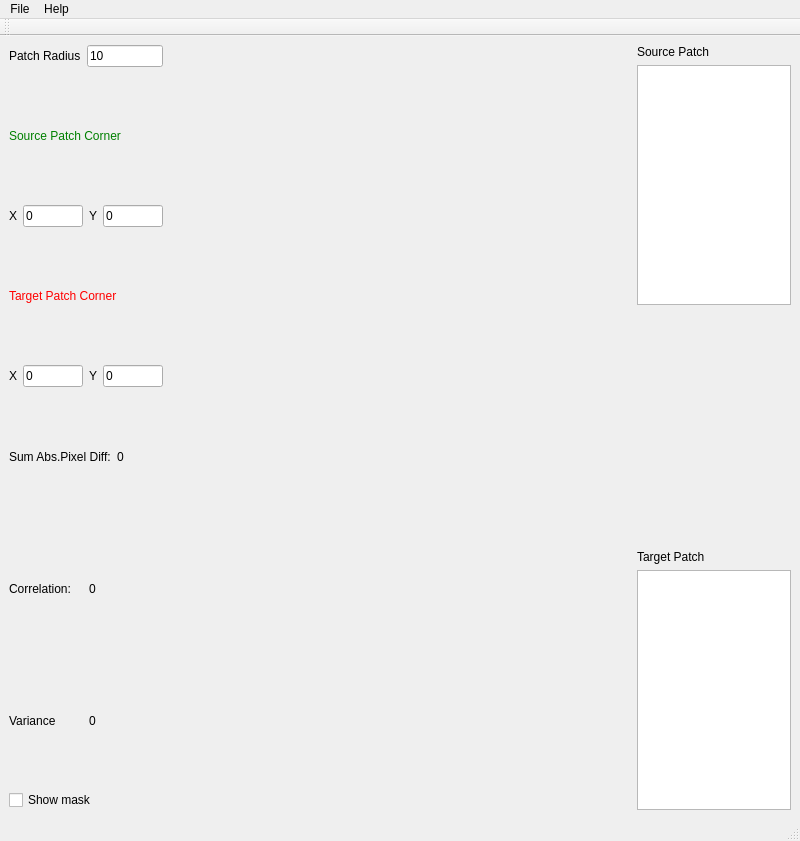
daviddoria/InteractivePatchComparison, file InteractivePatchComparisonWidget.ui: the form before one commit.
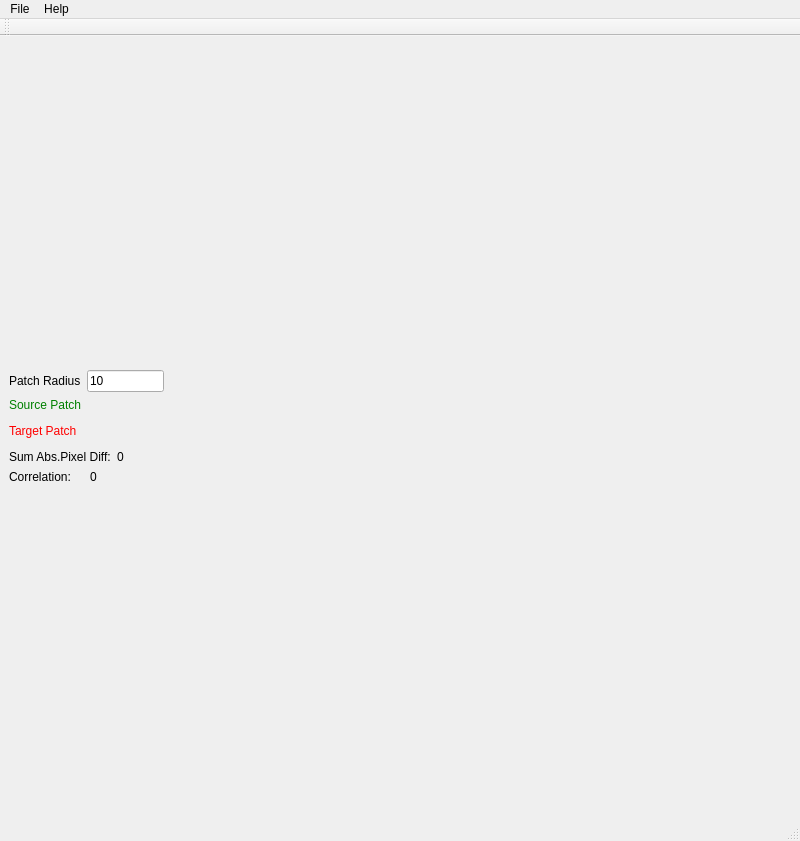
The form after the commit. Custom widgets are drawn as their Qt base class.

What changed in the file:
```diff
--- a/InteractivePatchComparisonWidget.ui
+++ b/InteractivePatchComparisonWidget.ui
@@ -18,7 +18,7 @@
     <item row="0" column="0">
      <layout class="QHBoxLayout" name="horizontalLayout" stretch="1,3,1">
       <item>
-       <layout class="QVBoxLayout" name="verticalLayout" stretch="0,0,0,0,0,0,0,0,0">
+       <layout class="QVBoxLayout" name="verticalLayout" stretch="0,0,0,0,0,0,0">
         <item>
          <layout class="QHBoxLayout" name="horizontalLayout_2">
           <item>
@@ -43,80 +43,22 @@
         <item>
          <widget class="QLabel" name="label_2">
           <property name="text">
-           <string>&lt;font color=&quot;green&quot;&gt;Source Patch Corner&lt;/font&gt;</string>
+           <string>&lt;font color=&quot;green&quot;&gt;Source Patch&lt;/font&gt;</string>
           </property>
          </widget>
         </item>
         <item>
-         <layout class="QHBoxLayout" name="horizontalLayout_3">
-          <item>
-           <widget class="QLabel" name="label_5">
-            <property name="text">
-             <string>X</string>
-            </property>
-           </widget>
-          </item>
-          <item>
-           <widget class="QLineEdit" name="txtSourceX">
-            <property name="text">
-             <string>0</string>
-            </property>
-           </widget>
-          </item>
-          <item>
-           <widget class="QLabel" name="label_6">
-            <property name="text">
-             <string>Y</string>
-            </property>
-           </widget>
-          </item>
-          <item>
-           <widget class="QLineEdit" name="txtSourceY">
-            <property name="text">
-             <string>0</string>
-            </property>
-           </widget>
-          </item>
-         </layout>
+         <widget class="PatchInfoWidget" name="SourcePatchInfoWidget" native="true"/>
         </item>
         <item>
          <widget class="QLabel" name="label_3">
           <property name="text">
-           <string>&lt;font color=&quot;red&quot;&gt;Target Patch Corner&lt;/font&gt;</string>
+           <string>&lt;font color=&quot;red&quot;&gt;Target Patch&lt;/font&gt;</string>
           </property>
          </widget>
         </item>
         <item>
-         <layout class="QHBoxLayout" name="horizontalLayout_4">
-          <item>
-           <widget class="QLabel" name="label_4">
-            <property name="text">
-             <string>X</string>
-            </property>
-           </widget>
-          </item>
-          <item>
-           <widget class="QLineEdit" name="txtTargetX">
-            <property name="text">
-             <string>0</string>
-            </property>
-           </widget>
-          </item>
-          <item>
-           <widget class="QLabel" name="label_7">
-            <property name="text">
-             <string>Y</string>
-            </property>
-           </widget>
-          </item>
-          <item>
-           <widget class="QLineEdit" name="txtTargetY">
-            <property name="text">
-             <string>0</string>
-            </property>
-           </widget>
-          </item>
-         </layout>
+         <widget class="PatchInfoWidget" name="TargetPatchInfoWidget" native="true"/>
         </item>
         <item>
          <layout class="QHBoxLayout" name="horizontalLayout_5">
@@ -154,72 +96,13 @@
           </item>
          </layout>
         </item>
-        <item>
-         <layout class="QHBoxLayout" name="horizontalLayout_7">
-          <item>
-           <widget class="QLabel" name="label_12">
-            <property name="text">
-             <string>Variance</string>
-            </property>
-           </widget>
-          </item>
-          <item>
-           <widget class="QLabel" name="lblVariance">
-            <property name="text">
-             <string>0</string>
-            </property>
-           </widget>
-          </item>
-         </layout>
-        </item>
-        <item>
-         <widget class="QCheckBox" name="chkShowMask">
-          <property name="text">
-           <string>Show mask</string>
-          </property>
-         </widget>
-        </item>
        </layout>
       </item>
       <item>
        <widget class="QVTKWidget" name="qvtkWidget"/>
       </item>
       <item>
-       <layout class="QVBoxLayout" name="verticalLayout_2">
-        <item>
-         <widget class="QLabel" name="label_9">
-          <property name="text">
-           <string>Source Patch</string>
-          </property>
-         </widget>
-        </item>
-        <item>
-         <widget class="QGraphicsView" name="gfxPatch1"/>
-        </item>
-        <item>
-         <spacer name="verticalSpacer">
-          <property name="orientation">
-           <enum>Qt::Vertical</enum>
-          </property>
-          <property name="sizeHint" stdset="0">
-           <size>
-            <width>20</width>
-            <height>40</height>
-           </size>
-          </property>
-         </spacer>
-        </item>
-        <item>
-         <widget class="QLabel" name="label_10">
-          <property name="text">
-           <string>Target Patch</string>
-          </property>
-         </widget>
-        </item>
-        <item>
-         <widget class="QGraphicsView" name="gfxPatch2"/>
-        </item>
-       </layout>
+       <layout class="QVBoxLayout" name="verticalLayout_2"/>
       </item>
      </layout>
     </item>
@@ -347,6 +230,12 @@
    <extends>QWidget</extends>
    <header>QVTKWidget.h</header>
   </customwidget>
+  <customwidget>
+   <class>PatchInfoWidget</class>
+   <extends>QWidget</extends>
+   <header>PatchInfoWidget.h</header>
+   <container>1</container>
+  </customwidget>
  </customwidgets>
  <resources/>
  <connections/>
```
Left out of the diff: 2 changed lines with no effect on the pictures.
